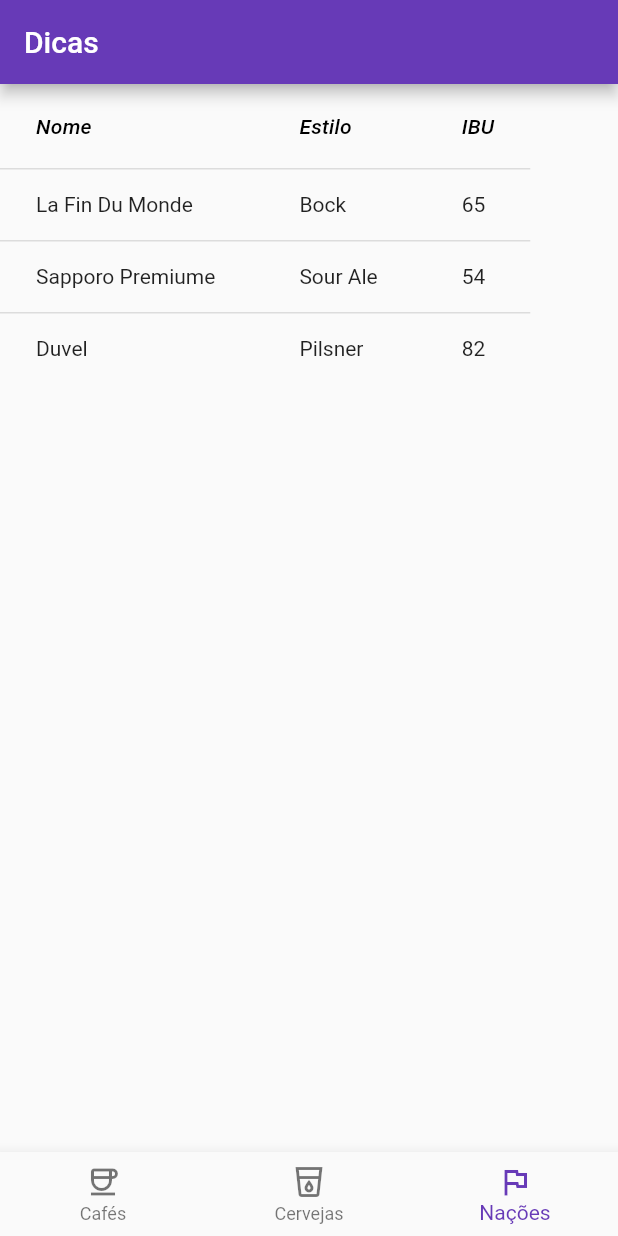
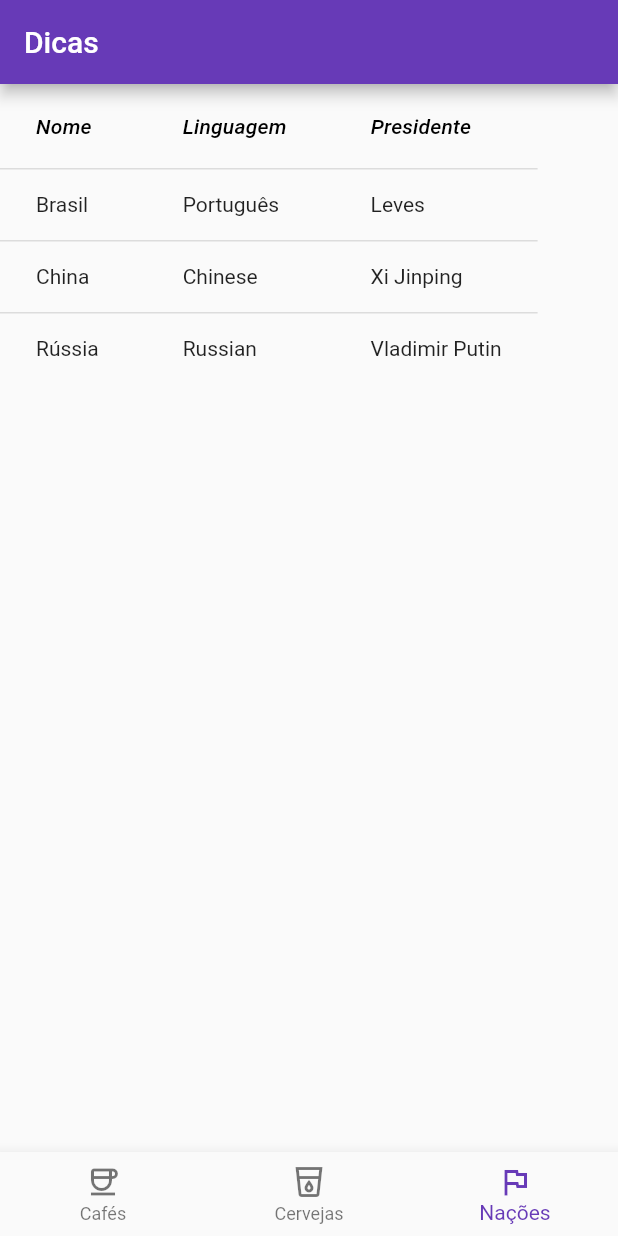
Before and after one commit to Ericleisonn/POO-Dart, a Flutter app: the screen it shows after launch, item 3 of the bottom bar chosen, on a phone screen of 412 x 824 dp. Run offline on Flutter 3.47's test engine with Material 2 defaults, Android fonts, the phone set to English and light mode, and no system bars; our stand-ins replace flutter_hooks.

Commit message:
Receita 6: exercício 1 ok

```diff
--- a/receita5/lib/receita5.dart
+++ b/receita5/lib/receita5.dart
@@ -3,44 +3,99 @@ import 'package:flutter/material.dart';
 import 'package:flutter_hooks/flutter_hooks.dart';
 
 
-final ValueNotifier<List> tableStateNotifier = new ValueNotifier([]);
-//var dataObjects = [];
+final ValueNotifier<List> twitter =  ValueNotifier([]);
+final ValueNotifier<List> tableStateNotifier =  ValueNotifier([]);
 
-void carregarCervejas(){
 
-  tableStateNotifier.value = [{
+class DataService extends ChangeNotifier{
+  final ValueNotifier<List> tableStateNotifier = new ValueNotifier([]);
 
-          "name": "La Fin Du Monde",
+  List<String> columnsNames = [''];
+  List<String> propertyNames = [''];
 
-          "style": "Bock",
 
-          "ibu": "65"
+  void carregar(index){
+    var counter$ = ValueNotifier(0);
+    if (index == 0){
+      columnsNames = ['Nome', 'Sabor', 'Preço'];
+      propertyNames = ['name', 'flavor', 'price'];
+      carregarCafes();
+      // print("Index == 0");
+    }
+    else if (index == 1){
+      columnsNames = ['Nome', 'Estilo', 'IBU'];
+      propertyNames = ['name', 'style', 'ibu'];
+      carregarCervejas();
+      // print("Index == 1");
 
-          },
+      }
+    else if (index ==2){
+      columnsNames = ['Nome', 'Linguagem', 'Presidente'];
+      propertyNames = ['name', 'language', 'president'];
+      carregarNacoes();
+      // print("Index == 2");
+    }
+  }
 
-          {
+ void carregarCafes(){
+    tableStateNotifier.value = [{
+            "name": "Santa Clara",
+            "flavor": "Suave",
+            "price": "55,35"
+            },
+            {
+            "name": "Kimimo",
+            "flavor": "Amargo",
+            "price": "38,90"
+            },
+            {
+            "name": "Maratá",
+            "flavor": "Intermediário",
+            "price": "50,50"
+            }
+          ];
 
-          "name": "Sapporo Premiume",
+    }
+ void carregarNacoes(){
+    tableStateNotifier.value = [{
+            "name": "Brasil",
+            "language": "Português",
+            "president": "Leves"
+            },
+            {
+            "name": "China",
+            "language": "Chinese",
+            "president": "Xi Jinping"
+            },
+            {
+            "name": "Rússia",
+            "language": "Russian ",
+            "president": "Vladimir Putin"
+            }
+          ];
+}
+  void carregarCervejas(){
+    tableStateNotifier.value = [{
+            "name": "La Fin Du Monde",
+            "style": "Bock",
+            "ibu": "65"
+            },
+            {
+            "name": "Sapporo Premiume",
+            "style": "Sour Ale",
+            "ibu": "54"
+            },
+            {
+            "name": "Duvel",
+            "style": "Pilsner",
+            "ibu": "82"
+            }
+          ];
+}}
+final dataService = DataService();
 
-          "style": "Sour Ale",
 
-          "ibu": "54"
 
-          },
-
-          {
-
-          "name": "Duvel",
-
-          "style": "Pilsner",
-
-          "ibu": "82"
-
-          }
-
-        ];
-
-}
 
 void main() {
 
@@ -53,8 +108,6 @@ void main() {
 
 
 class MyApp extends StatelessWidget {
-
-
 
   @override
 
@@ -74,19 +127,19 @@ class MyApp extends StatelessWidget {
 
           ),
 
-        body: ValueListenableBuilder(
+        body:ValueListenableBuilder(
 
-          valueListenable: tableStateNotifier,
+          valueListenable: dataService.tableStateNotifier,
 
           builder:(_, value, __){
 
             return DataTableWidget(
 
-              jsonObjects: value,
+              jsonObjects:value,
 
-              propertyNames: ["name","style","ibu"],
+              propertyNames: dataService.propertyNames,
 
-              columnNames: ["Nome", "Estilo", "IBU"]
+              columnNames: dataService.columnsNames
 
             );
 
@@ -94,7 +147,7 @@ class MyApp extends StatelessWidget {
 
         ),
 
-        bottomNavigationBar: NewNavBar(),
+        bottomNavigationBar: NewNavBar(itemSelectedCallback: dataService.carregar),
 
       ));
 
@@ -106,56 +159,25 @@ class MyApp extends StatelessWidget {
 
 
 
+
+
 class NewNavBar extends HookWidget {
-
-  NewNavBar();
+  var itemSelectedCallback;
+  // NewNavBar();
+  NewNavBar({this.itemSelectedCallback}){
+    itemSelectedCallback ??= (_){} ;
+  }
 
 
 
   @override
 
   Widget build(BuildContext context) {
-
     var state = useState(1);
-
     return BottomNavigationBar(
-
       onTap: (index){
-
         state.value = index;
-
-        tableStateNotifier.value = [{
-
-          "name": "La Fin Du Monde",
-
-          "style": "Bock",
-
-          "ibu": "65"
-
-          },
-
-          {
-
-          "name": "Sapporo Premiume",
-
-          "style": "Sour Ale",
-
-          "ibu": "54"
-
-          },
-
-          {
-
-          "name": "Duvel",
-
-          "style": "Pilsner",
-
-          "ibu": "82"
-
-          }
-
-        ];
-
+        itemSelectedCallback(index);
       },
 
       currentIndex: state.value,
@@ -189,6 +211,13 @@ class NewNavBar extends HookWidget {
 
 
 }
+
+
+
+
+
+
+
 class DataTableWidget extends StatelessWidget {
 
 
@@ -201,7 +230,7 @@ class DataTableWidget extends StatelessWidget {
 
 
 
-  DataTableWidget( {this.jsonObjects = const [], this.columnNames = const ["Nome","Estilo","IBU"], this.propertyNames= const ["name", "style", "ibu"]});
+  DataTableWidget( {this.jsonObjects = const [], this.columnNames = const [], this.propertyNames= const [],});
 
 
 
```
